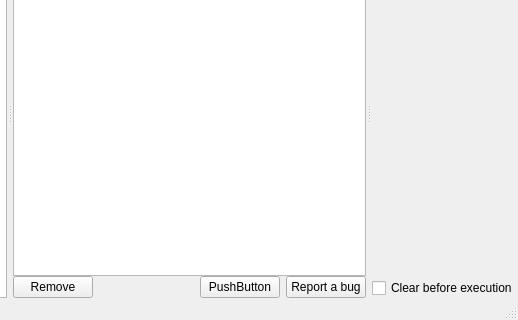
Old version of the form gui/mainwindow.ui in the repository Jmgr/actiona; both pictures show x 249 to 767 and y 121 to 441 of the 767 by 441 pixel window.
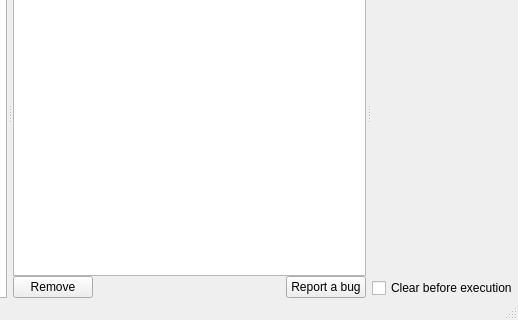
New version of the form. Icons and pictures are not drawn. Custom widgets are drawn as their Qt base class.

Commit message: Gui - added a button to insert detected variables into action fields

Diff of the .ui file:
```diff
--- a/gui/mainwindow.ui
+++ b/gui/mainwindow.ui
@@ -112,13 +112,6 @@
         </property>
        </spacer>
       </item>
-      <item>
-       <widget class="QPushButton" name="pushButton">
-        <property name="text">
-         <string>PushButton</string>
-        </property>
-       </widget>
-      </item>
       <item>
        <widget class="QPushButton" name="reportBugPushButton">
         <property name="text">
```
The commit also changes 76 other files.
